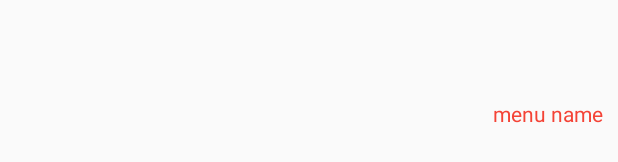
After one commit to hyaym20/OffersProject, an Android app: the layout demo_list_conetent.xml on its own in the app's theme, with its tools: preview values and no code run, on a phone screen of 412 x 824 dp. The commit adds this screen. Shown: the part 504-666 px from the top of the screen. Run offline under Robolectric (Android 15) with nearby library versions, the phone set to English and light mode, and no system bars.

Commit message:
Added new Demo Activities and sucseeded in showing data from database

```diff
--- a/Offers/app/src/main/java/com/example/android/offers/LoginActivity.java
+++ b/Offers/app/src/main/java/com/example/android/offers/LoginActivity.java
@@ -77,7 +77,7 @@ public class LoginActivity extends AppCompatActivity implements LoaderCallbacks<
     private EditText mPasswordView;
     private View mProgressView;
     private View mLoginFormView;
-
+    private MySQLConnector mysqlconnector;
     @Override
     protected void onCreate(Bundle savedInstanceState) {
         super.onCreate(savedInstanceState);
@@ -370,6 +370,8 @@ public class LoginActivity extends AppCompatActivity implements LoaderCallbacks<
                 Connection con = DriverManager.getConnection(
                         "jdbc:mysql://sql150.main-hosting.eu:3306/u572021306_ytuju", "u572021306_uxyze", "Root@2018");
                 //here project is database name, root is username and password is ics324
+
+               //Connection con = mysqlconnector.CONN();
                 Statement stmt1 = con.createStatement();
                 Statement stmt2 = con.createStatement();
                 Statement stmt3 = con.createStatement();
@@ -435,7 +437,7 @@ public class LoginActivity extends AppCompatActivity implements LoaderCallbacks<
             if (success) {
 
                 if(!isAdmin) {
-                    Intent userPageIntent = new Intent(LoginActivity.this, UserPage.class);
+                    Intent userPageIntent = new Intent(LoginActivity.this, DemoUserPAge.class);
                     startActivity(userPageIntent);
                 }
                 else if(isAdmin){
--- /dev/null
+++ b/Offers/app/src/main/res/layout/demo_list_conetent.xml
@@ -0,0 +1,40 @@
+<?xml version="1.0" encoding="utf-8"?>
+<RelativeLayout xmlns:android="http://schemas.android.com/apk/res/android"
+    xmlns:app="http://schemas.android.com/apk/res-auto"
+    android:orientation="vertical" android:layout_width="match_parent"
+    android:layout_height="match_parent">
+
+    <RelativeLayout
+        android:layout_width="match_parent"
+        android:id="@+id/ac"
+        android:padding="10dp"
+        android:layout_height="wrap_content"
+        android:layout_alignParentLeft="true"
+        android:layout_alignParentStart="true">
+
+        <!--   <ImageView
+              android:layout_width="60dp"
+              android:layout_height="60dp"
+              app:srcCompat="@mipmap/ic_launcher"
+              android:id="@+id/imageView"
+              android:layout_marginRight="5dp"
+              android:layout_alignParentLeft="true"
+              android:layout_alignParentStart="true" />
+  -->
+          <TextView
+              android:text="menu name"
+              android:layout_width="wrap_content"
+              android:layout_height="match_parent"
+              android:id="@+id/textName"
+              android:textSize="14sp"
+              android:maxLength="30"
+              android:textColor="@color/colorPrimary"
+              android:gravity="center|left"
+              android:layout_alignParentTop="true"
+              android:layout_toRightOf="@+id/imageView"
+              android:layout_alignBottom="@+id/imageView"
+              android:layout_alignParentRight="true"
+              android:layout_alignParentEnd="true" />
+      </RelativeLayout>
+
+  </RelativeLayout>
```
Also changed, not shown: Offers/app/src/main/AndroidManifest.xml (+7 -1 lines), Offers/app/src/main/java/com/example/android/offers/DemoUserPAge.java (added, +199 -0 lines), Offers/app/src/main/java/com/example/android/offers/MySQLConnector.java (+57 -40 lines), Offers/app/src/main/res/layout/demo_user_page.xml (added, +28 -0 lines).
